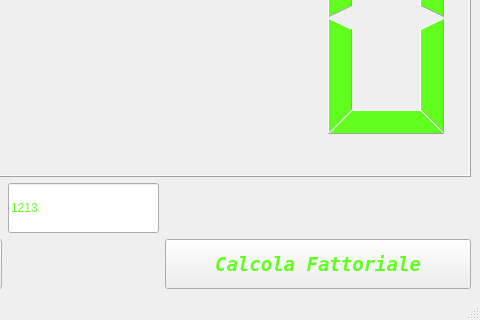
This is mainwindow.ui in RiccardoPanzeri/Qt_recursive_function_factorial_calculator as Qt 5 draws it before an edit; both pictures show x 263 to 743 and y 152 to 472 of the 743 by 472 pixel window. The edited form follows.
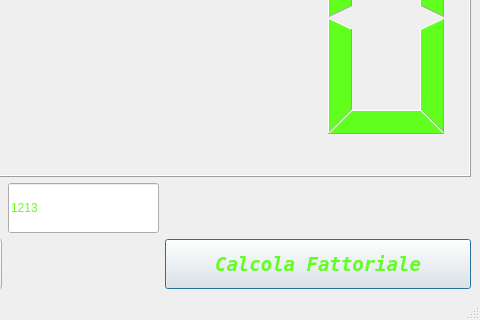
This is the edited form. Icons and pictures are not drawn.

Commit message: Aggiunge interazione con il tasto Invio e migliorata GUI - é avviare i pulsanti tramite tastiera - i pulsanti vengono evidenziati se hanno il focus su di essi.

```diff
--- a/mainwindow.ui
+++ b/mainwindow.ui
@@ -17,13 +17,7 @@
    <bool>false</bool>
   </property>
   <property name="styleSheet">
-   <string notr="true">
-MainWindow QmessageBox{
-	background-color: rgb(180, 176, 176);
-	color: rbg(97, 255, 9);
-	font: 700 italic 22pt &quot;Terminal&quot;;
-}
-</string>
+   <string notr="true"/>
   </property>
   <property name="inputMethodHints">
    <set>Qt::ImhNone</set>
@@ -116,6 +110,9 @@
       <property name="text">
        <string>Calcola Fattoriale</string>
       </property>
+      <property name="default">
+       <bool>true</bool>
+      </property>
      </widget>
     </item>
     <item row="4" column="2">
```
Left out of the diff: 13 changed lines with no effect on the pictures. The commit also changes 1 other file.
